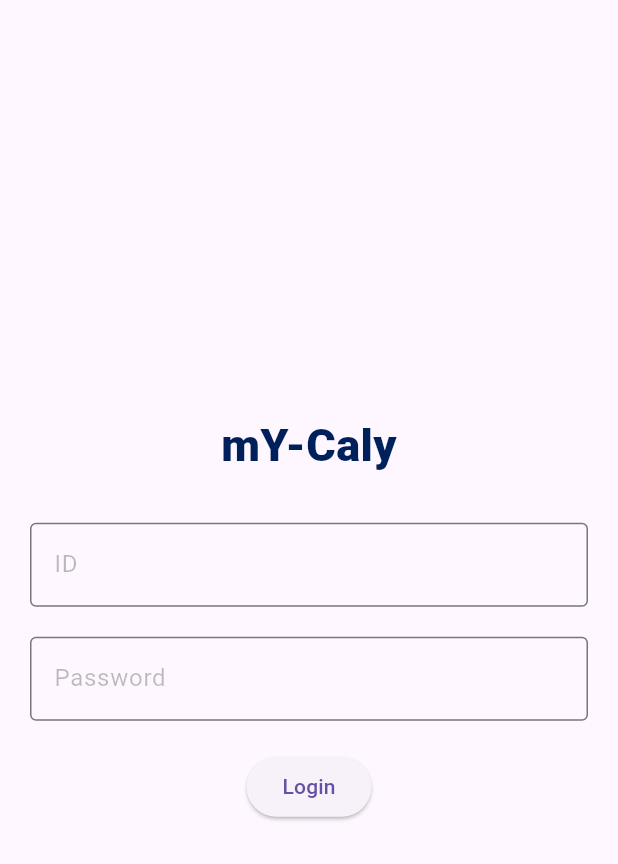
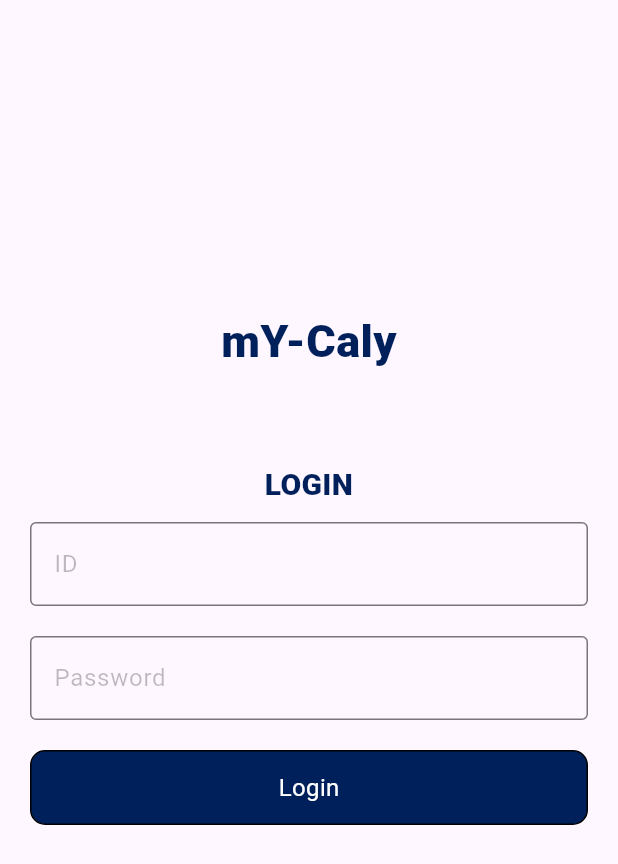
Before and after one commit to haaem/mY-Caly-flutter, a Flutter app: the screen it shows after launch, on a phone screen of 412 x 824 dp. Shown: the top 864 px of the screen. Run offline on Flutter 3.47's test engine with Material 3 defaults, Android fonts, the phone set to English and light mode, and no system bars; our stand-ins replace get, table_calendar; Roboto replaces fonts that are missing (SFProBold, SFProRegular).

Commit message:
Fix: 로그인 페이지 ui & 기능 수정

```diff
--- a/lib/main.dart
+++ b/lib/main.dart
@@ -1,7 +1,5 @@
 import 'package:flutter/material.dart';
 import 'package:get/get.dart';
-import 'package:my_caly_flutter/pages/calendar/calendar_page.dart';
-import 'package:my_caly_flutter/pages/login/login_page.dart';
 import 'package:my_caly_flutter/config/routes.dart';
 
 void main() {
--- a/lib/pages/login/login_page.dart
+++ b/lib/pages/login/login_page.dart
@@ -1,6 +1,7 @@
 import 'package:flutter/material.dart';
 import 'package:get/get.dart';
 import 'package:my_caly_flutter/config/color.dart';
+import 'package:my_caly_flutter/config/text/body_text.dart';
 import 'package:my_caly_flutter/config/text/title_text.dart';
 
 class LoginPage extends StatelessWidget {
@@ -15,19 +16,34 @@ class LoginPage extends StatelessWidget {
     String id = _idController.text;
     String password = _passwordController.text;
     print('ID: $id, Password: $password');
+    if (id.isEmpty || password.isEmpty) {
+      Get.snackbar(
+        'Error',
+        'ID와 Password를 모두 입력해주세요.',
+        snackPosition: SnackPosition.BOTTOM,
+      );
+      return;
+    }
     Get.toNamed('/calendar');
   }
 
   @override
   Widget build(BuildContext context) {
+    var media = MediaQuery.of(context).size;
+    var width = media.width;
+    var height = media.height;
+
     return Scaffold(
-      body: Padding(
-        padding: const EdgeInsets.all(20.0),
+      body: SingleChildScrollView(
+        child: Padding(
+          padding: EdgeInsets.fromLTRB(20, height*0.25, 20, 20),
           child: Column(
-          mainAxisAlignment: MainAxisAlignment.center,
+            // mainAxisAlignment: MainAxisAlignment.center,
             children: [
               TitleText(text: 'mY-Caly', weight: FontWeight.w900, textAlign: TextAlign.center, size: 30, color: primaryBlue,),
-            SizedBox(height: 30,),
+              SizedBox(height: 60,),
+              TitleText(text: 'LOGIN', weight: FontWeight.w800, textAlign: TextAlign.center, size: 20, color: primaryBlue,),
+              SizedBox(height: 10,),
               // ID
               TextField(
                 controller: _idController,
@@ -50,11 +66,20 @@ class LoginPage extends StatelessWidget {
               ),
               const SizedBox(height: 20), // 간격
               // 로그인 버튼
-            ElevatedButton(
-              onPressed: _login,
-              child: const Text('Login'),
+              GestureDetector(
+                child: Container(
+                  child: BodyText(text: 'Login', color: Colors.white,),
+                  alignment: Alignment.center,
+                  height: 50,
+                  width: width-40,
+                  decoration: BoxDecoration(border: Border.all(), color: primaryBlue, borderRadius: BorderRadius.circular(10)),
                 ),
+                onTap: () {
+                  _login();
+                },
+              )
             ],
+          ),
         ),
       ),
     );
```
Also changed, not shown: 1 other file. Lines whose indentation alone changed are shown as unchanged.
